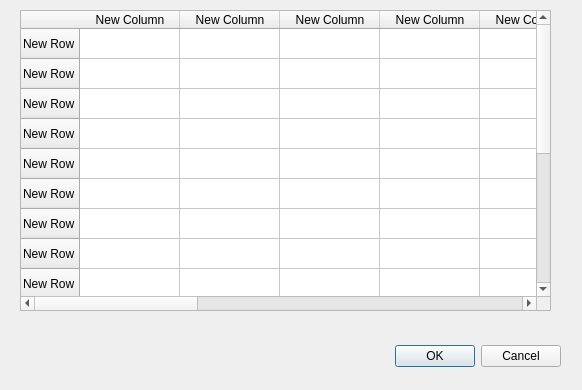
Qt form table_request.ui (ejara94/flipigas) before a commit.
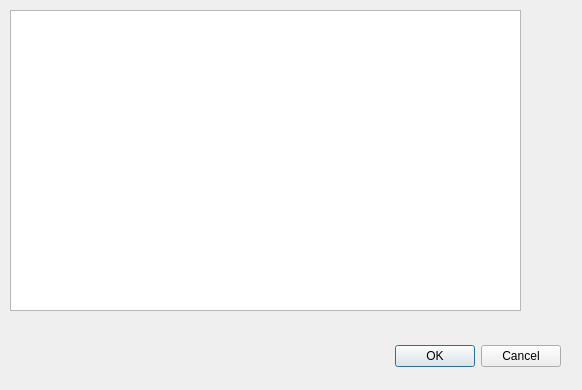
The same form after that commit.

Patch:
```diff
--- a/table_request.ui
+++ b/table_request.ui
@@ -32,152 +32,12 @@
   <widget class="QTableWidget" name="tableWidget">
    <property name="geometry">
     <rect>
-     <x>20</x>
+     <x>10</x>
      <y>10</y>
-     <width>531</width>
+     <width>511</width>
      <height>301</height>
     </rect>
    </property>
-   <row>
-    <property name="text">
-     <string>New Row</string>
-    </property>
-   </row>
-   <row>
-    <property name="text">
-     <string>New Row</string>
-    </property>
-   </row>
-   <row>
-    <property name="text">
-     <string>New Row</string>
-    </property>
-   </row>
-   <row>
-    <property name="text">
-     <string>New Row</string>
-    </property>
-   </row>
-   <row>
-    <property name="text">
-     <string>New Row</string>
-    </property>
-   </row>
-   <row>
-    <property name="text">
-     <string>New Row</string>
-    </property>
-   </row>
-   <row>
-    <property name="text">
-     <string>New Row</string>
-    </property>
-   </row>
-   <row>
-    <property name="text">
-     <string>New Row</string>
-    </property>
-   </row>
-   <row>
-    <property name="text">
-     <string>New Row</string>
-    </property>
-   </row>
-   <row>
-    <property name="text">
-     <string>New Row</string>
-    </property>
-   </row>
-   <row>
-    <property name="text">
-     <string>New Row</string>
-    </property>
-   </row>
-   <row>
-    <property name="text">
-     <string>New Row</string>
-    </property>
-   </row>
-   <row>
-    <property name="text">
-     <string>New Row</string>
-    </property>
-   </row>
-   <row>
-    <property name="text">
-     <string>New Row</string>
-    </property>
-   </row>
-   <row>
-    <property name="text">
-     <string>New Row</string>
-    </property>
-   </row>
-   <row>
-    <property name="text">
-     <string>New Row</string>
-    </property>
-   </row>
-   <column>
-    <property name="text">
-     <string>New Column</string>
-    </property>
-   </column>
-   <column>
-    <property name="text">
-     <string>New Column</string>
-    </property>
-   </column>
-   <column>
-    <property name="text">
-     <string>New Column</string>
-    </property>
-   </column>
-   <column>
-    <property name="text">
-     <string>New Column</string>
-    </property>
-   </column>
-   <column>
-    <property name="text">
-     <string>New Column</string>
-    </property>
-   </column>
-   <column>
-    <property name="text">
-     <string>New Column</string>
-    </property>
-   </column>
-   <column>
-    <property name="text">
-     <string>New Column</string>
-    </property>
-   </column>
-   <column>
-    <property name="text">
-     <string>New Column</string>
-    </property>
-   </column>
-   <column>
-    <property name="text">
-     <string>New Column</string>
-    </property>
-   </column>
-   <column>
-    <property name="text">
-     <string>New Column</string>
-    </property>
-   </column>
-   <column>
-    <property name="text">
-     <string>New Column</string>
-    </property>
-   </column>
-   <column>
-    <property name="text">
-     <string>New Column</string>
-    </property>
-   </column>
   </widget>
  </widget>
  <resources/>
```
